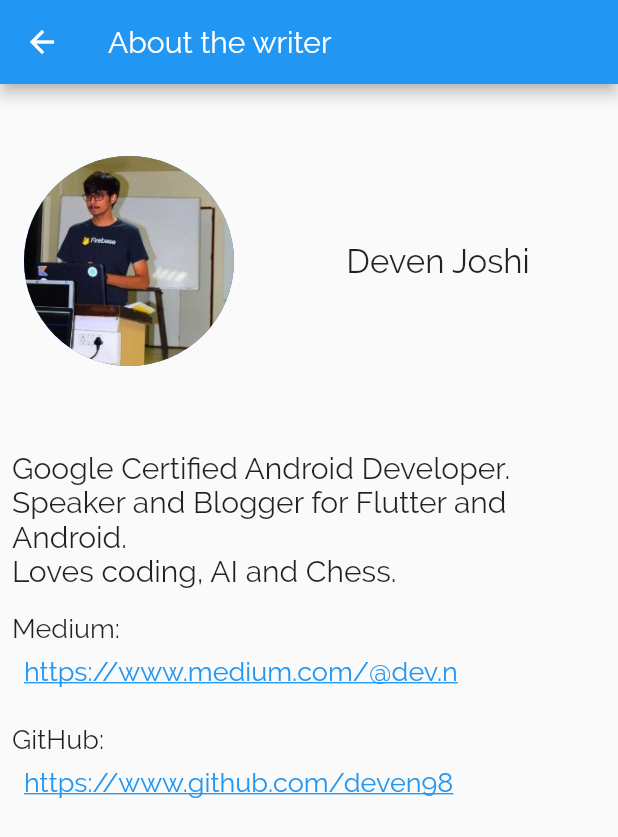
After one commit to deven98/FlutterChess, a Flutter app: the DeveloperDetailsPage screen opened by its route, after a tap on "https://www.medium.com/@dev.n", on a phone screen of 412 x 824 dp. The commit adds this screen. Shown: the top 837 px of the screen. Run offline on Flutter 3.47's test engine with Material 2 defaults, Android fonts, the phone set to English and light mode, and no system bars; missing offline and left inert: chess_vectors_flutter, flutter_chess_board, flutter_statusbar_manager.

Commit message:
Release 1.0

```diff
--- a/lib/main.dart
+++ b/lib/main.dart
@@ -1,4 +1,5 @@
 import 'package:flutter/material.dart';
+import 'package:flutter_chess/pages/developer_details_page.dart';
 import 'package:flutter_chess/pages/home_page.dart';
 import 'package:flutter_chess/pages/openings_page.dart';
 import 'package:flutter_chess/pages/pieces_page.dart';
@@ -23,6 +24,7 @@ class MyApp extends StatelessWidget {
         '/pieces_page': (context) => PiecesPage(),
         '/openings_page': (context) => OpeningsPage(),
         '/play_game_page': (context) => PlayGamePage(),
+        '/developer_details_page': (context) => DeveloperDetailsPage(),
       },
     );
   }
--- /dev/null
+++ b/lib/pages/developer_details_page.dart
@@ -0,0 +1,99 @@
+import 'package:flutter/material.dart';
+import 'package:url_launcher/url_launcher.dart';
+
+class DeveloperDetailsPage extends StatefulWidget {
+  @override
+  _DeveloperDetailsPageState createState() => _DeveloperDetailsPageState();
+}
+
+class _DeveloperDetailsPageState extends State<DeveloperDetailsPage> {
+  @override
+  Widget build(BuildContext context) {
+    return Scaffold(
+      appBar: AppBar(
+        title: Text("About the writer"),
+      ),
+      body: Column(
+        crossAxisAlignment: CrossAxisAlignment.start,
+        children: <Widget>[
+          Padding(
+            padding: const EdgeInsets.symmetric(vertical: 32.0),
+            child: Row(
+              mainAxisAlignment: MainAxisAlignment.spaceBetween,
+              children: <Widget>[
+                Padding(
+                  padding: const EdgeInsets.all(16.0),
+                  child: CircleAvatar(backgroundImage: AssetImage('images/profile_pic.jpeg'),radius: 70.0,),
+                ),
+                Expanded(
+                  child: Padding(
+                    padding: const EdgeInsets.all(8.0),
+                    child: Column(
+                      children: <Widget>[
+                        Text("Deven Joshi", style: TextStyle(fontSize: 22.0),),
+                      ],
+                    ),
+                  ),
+                ),
+              ],
+            ),
+          ),
+          Padding(
+            padding: const EdgeInsets.all(8.0),
+            child: Text("Google Certified Android Developer. \nSpeaker and Blogger for Flutter and Android. \nLoves coding, AI and Chess.",
+            style: TextStyle(fontSize: 20.0),),
+          ),
+          Padding(
+            padding: const EdgeInsets.all(8.0),
+            child: Container(
+              child: Column(
+                crossAxisAlignment: CrossAxisAlignment.start,
+                children: <Widget>[
+                  Text("Medium:", style: TextStyle(fontSize: 18.0),),
+                  GestureDetector(
+                    child: Padding(
+                      padding: const EdgeInsets.all(8.0),
+                      child: Text("https://www.medium.com/@dev.n", style: TextStyle(color: Colors.blue, decoration: TextDecoration.underline, fontSize: 18.0),),
+                    ),
+                    onTap: () {
+                      _launchURL("https://www.medium.com/@dev.n");
+                    },
+                  ),
+                ],
+              ),
+            ),
+          ),
+          Padding(
+            padding: const EdgeInsets.all(8.0),
+            child: Container(
+              child: Column(
+                crossAxisAlignment: CrossAxisAlignment.start,
+                children: <Widget>[
+                  Text("GitHub:", style: TextStyle(fontSize: 18.0),),
+                  GestureDetector(
+                    child: Padding(
+                      padding: const EdgeInsets.all(8.0),
+                      child: Text("https://www.github.com/deven98", style: TextStyle(color: Colors.blue, decoration: TextDecoration.underline, fontSize: 18.0),),
+                    ),
+                    onTap: () {
+                      _launchURL("https://www.github.com/deven98");
+                    },
+                  ),
+                ],
+              ),
+            ),
+          ),
+        ],
+      ),
+    );
+  }
+
+  _launchURL(String url) async {
+    if (await canLaunch(url)) {
+      await launch(url);
+    } else {
+      throw 'Could not launch $url';
+    }
+  }
+
+}
--- a/lib/pages/home_page.dart
+++ b/lib/pages/home_page.dart
@@ -34,10 +34,14 @@ class _HomePageState extends State<HomePage> {
             children: <Widget>[
               Container(
                 child: Row(
+                  mainAxisAlignment: MainAxisAlignment.spaceBetween,
+                  children: <Widget>[
+                    Container(
+                      child: Row(
                         children: <Widget>[
                           Padding(
                             padding: const EdgeInsets.symmetric(
-                          horizontal: 8.0, vertical: 32.0),
+                                horizontal: 8.0, vertical: 36.0),
                             child: FlutterLogo(
                               size: 30.0,
                             ),
@@ -46,6 +50,15 @@ class _HomePageState extends State<HomePage> {
                             "Chess",
                             style: TextStyle(fontSize: 30.0),
                           ),
+                        ],
+                      ),
+                    ),
+                    PopupMenuButton(itemBuilder: (context) {
+                      return [PopupMenuItem(child: Text("About us"), value: 0,)];
+                    },
+                    onSelected: (value) {
+                      Navigator.pushNamed(context, '/developer_details_page');
+                    },)
                   ],
                 ),
               ),
--- a/pubspec.yaml
+++ b/pubspec.yaml
@@ -5,6 +5,7 @@ dependencies:
   flutter_chess_board: ^0.2.2
   chess_vectors_flutter: ^1.0.6
   flutter_statusbar_manager: ^1.0.2
+  url_launcher: ^3.0.3
   flutter:
     sdk: flutter
 
@@ -29,8 +30,8 @@ flutter:
   uses-material-design: true
 
   # To add assets to your application, add an assets section, like this:
-  # assets:
-  #  - images/a_dot_burr.jpeg
+  assets:
+    - images/profile_pic.jpeg
   #  - images/a_dot_ham.jpeg
 
   # An image asset can refer to one or more resolution-specific "variants", see
```
Also changed, not shown: images/profile_pic.jpeg (added), pubspec.lock, 28 other files. Lines whose indentation alone changed are shown as unchanged.
